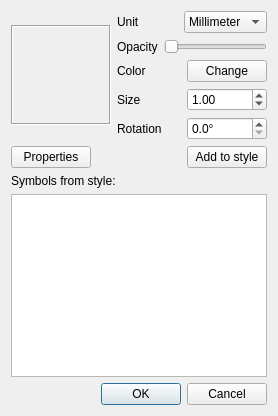
Qt form qgis/src/ui/qgssymbolv2selectordialogbase.ui (sourcepole/qgis) before a commit.
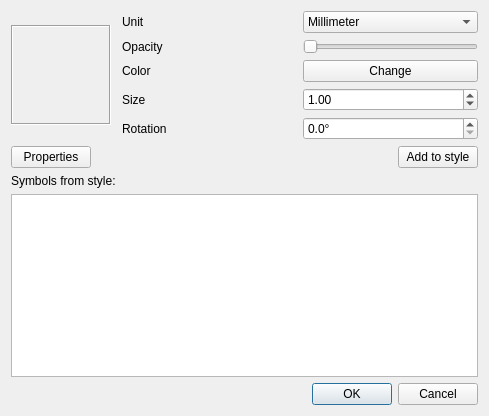
The same form after that commit. The open tabs and pages were chosen to show the change. Custom widgets are drawn as their Qt base class.

Commit message: Fixed symbol selector UI, use just one symbol color button instead of former three buttons

Patch:
```diff
--- a/qgis/src/ui/qgssymbolv2selectordialogbase.ui
+++ b/qgis/src/ui/qgssymbolv2selectordialogbase.ui
@@ -6,7 +6,7 @@
    <rect>
     <x>0</x>
     <y>0</y>
-    <width>278</width>
+    <width>489</width>
     <height>416</height>
    </rect>
   </property>
@@ -15,8 +15,6 @@
   </property>
   <layout class="QGridLayout" name="gridLayout_4">
    <item row="0" column="0">
-    <layout class="QHBoxLayout" name="horizontalLayout_5">
-     <item>
       <widget class="QLabel" name="lblPreview">
        <property name="sizePolicy">
         <sizepolicy hsizetype="Fixed" vsizetype="Fixed">
@@ -44,18 +42,18 @@
        </property>
       </widget>
      </item>
+   <item row="0" column="1">
+    <layout class="QVBoxLayout" name="verticalLayout">
      <item>
       <layout class="QGridLayout" name="gridLayout_3">
        <item row="0" column="0">
-        <layout class="QHBoxLayout" name="horizontalLayout_4">
-         <item>
           <widget class="QLabel" name="mSymbolUnitLabel">
            <property name="text">
             <string>Unit</string>
            </property>
           </widget>
          </item>
-         <item>
+       <item row="0" column="1">
           <widget class="QComboBox" name="mSymbolUnitComboBox">
            <item>
             <property name="text">
@@ -69,19 +67,21 @@
            </item>
           </widget>
          </item>
-        </layout>
-       </item>
        <item row="1" column="0">
-        <layout class="QHBoxLayout" name="horizontalLayout_3">
-         <item>
           <widget class="QLabel" name="mOpacityLabel">
            <property name="text">
             <string>Opacity</string>
            </property>
           </widget>
          </item>
-         <item>
+       <item row="1" column="1">
           <widget class="QSlider" name="mOpacitySlider">
+         <property name="sizePolicy">
+          <sizepolicy hsizetype="Preferred" vsizetype="Fixed">
+           <horstretch>0</horstretch>
+           <verstretch>0</verstretch>
+          </sizepolicy>
+         </property>
            <property name="maximum">
             <number>255</number>
            </property>
@@ -90,9 +90,23 @@
            </property>
           </widget>
          </item>
-        </layout>
-       </item>
        <item row="2" column="0">
+        <widget class="QLabel" name="label_5">
+         <property name="text">
+          <string>Color</string>
+         </property>
+        </widget>
+       </item>
+       <item row="2" column="1">
+        <widget class="QgsColorButtonV2" name="btnColor">
+         <property name="text">
+          <string>Change</string>
+         </property>
+        </widget>
+       </item>
+      </layout>
+     </item>
+     <item>
         <widget class="QStackedWidget" name="stackedWidget">
          <property name="currentIndex">
           <number>0</number>
@@ -103,27 +117,13 @@
             <number>0</number>
            </property>
            <item row="0" column="0">
-            <widget class="QLabel" name="label_5">
-             <property name="text">
-              <string>Color</string>
-             </property>
-            </widget>
-           </item>
-           <item row="0" column="1">
-            <widget class="QgsColorButtonV2" name="btnColorMarker">
-             <property name="text">
-              <string>Change</string>
-             </property>
-            </widget>
-           </item>
-           <item row="1" column="0">
             <widget class="QLabel" name="label_2">
              <property name="text">
               <string>Size</string>
              </property>
             </widget>
            </item>
-           <item row="1" column="1">
+         <item row="0" column="1">
             <widget class="QDoubleSpinBox" name="spinSize">
              <property name="decimals">
               <number>2</number>
@@ -133,14 +133,14 @@
              </property>
             </widget>
            </item>
-           <item row="2" column="0">
+         <item row="1" column="0">
             <widget class="QLabel" name="label_3">
              <property name="text">
               <string>Rotation</string>
              </property>
             </widget>
            </item>
-           <item row="2" column="1">
+         <item row="1" column="1">
             <widget class="QDoubleSpinBox" name="spinAngle">
              <property name="suffix">
               <string>°</string>
@@ -221,9 +221,7 @@
        </item>
       </layout>
      </item>
-    </layout>
-   </item>
-   <item row="1" column="0">
+   <item row="1" column="0" colspan="2">
     <layout class="QHBoxLayout" name="horizontalLayout">
      <item>
       <widget class="QPushButton" name="btnSymbolProperties">
@@ -261,7 +259,7 @@
      </property>
     </widget>
    </item>
-   <item row="3" column="0">
+   <item row="3" column="0" colspan="2">
     <widget class="QListView" name="viewSymbols">
      <property name="sizePolicy">
       <sizepolicy hsizetype="Expanding" vsizetype="Expanding">
@@ -289,7 +287,7 @@
      </property>
     </widget>
    </item>
-   <item row="4" column="0">
+   <item row="4" column="0" colspan="2">
     <widget class="QDialogButtonBox" name="buttonBox">
      <property name="orientation">
       <enum>Qt::Horizontal</enum>
```
Left out of the diff: 36 changed lines with no effect on the pictures. Lines whose indentation alone changed are shown as unchanged. The commit also changes 1 other file.
